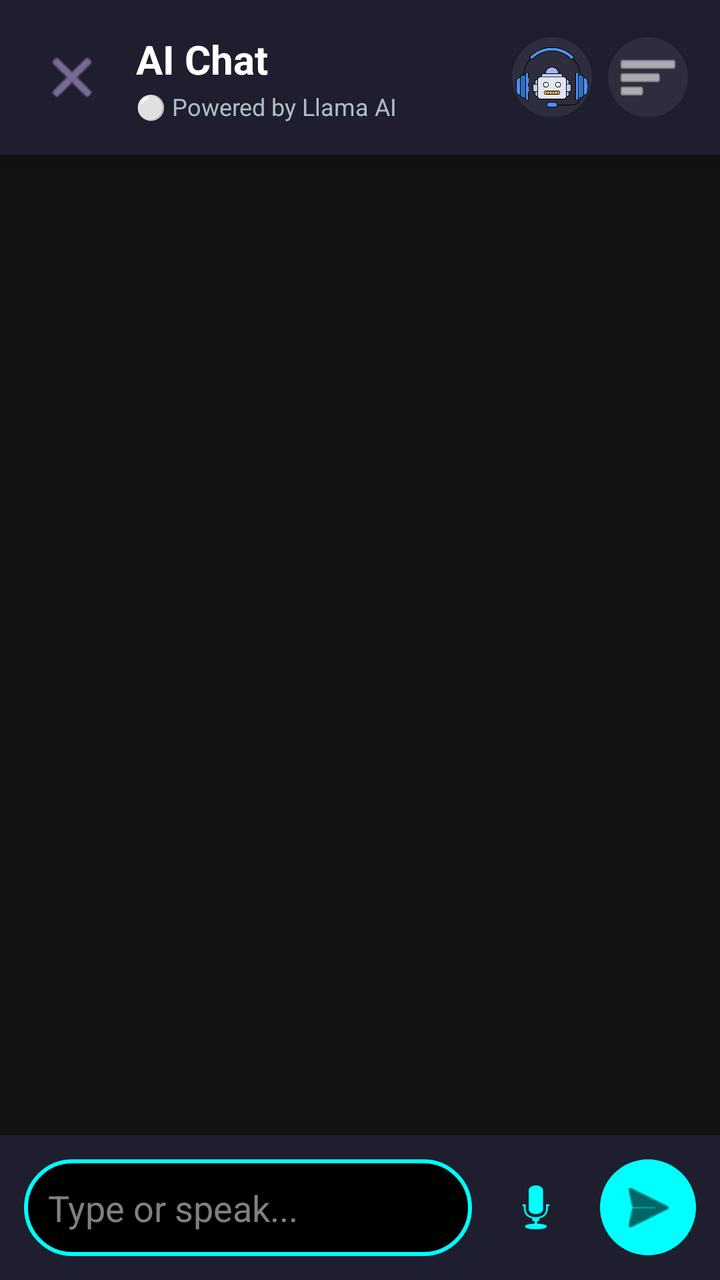
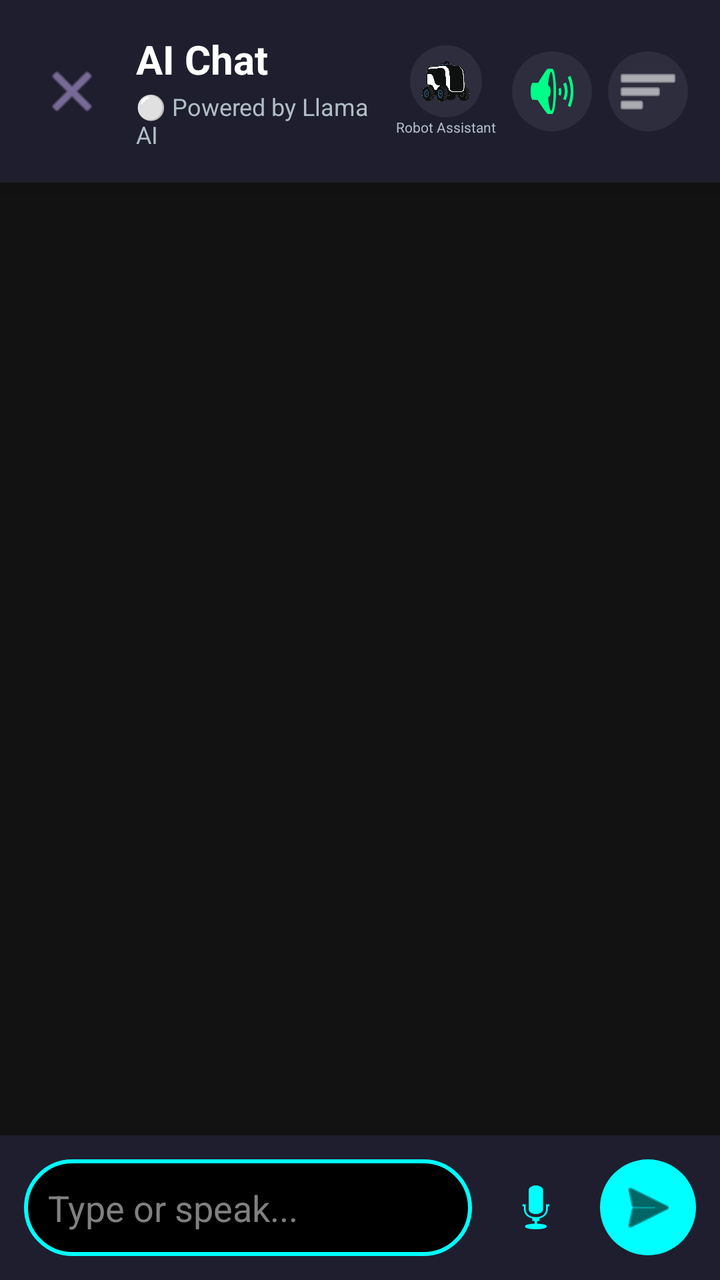

An Android layout rendered at two revisions. The XML below is the earlier revision; the diff shows what the commit changed to produce the second picture.
<!-- AndroidManifest.xml: activity theme Theme.AppCompat.DayNight.NoActionBar -->
<!-- res/layout/activity_chatbot.xml -->
<?xml version="1.0" encoding="utf-8"?>
<androidx.drawerlayout.widget.DrawerLayout
    xmlns:android="http://schemas.android.com/apk/res/android"
    xmlns:app="http://schemas.android.com/apk/res-auto"
    xmlns:tools="http://schemas.android.com/tools"
    android:id="@+id/drawerLayout"
    android:layout_width="match_parent"
    android:layout_height="match_parent"
    tools:context=".ChatbotActivity">

    
    <androidx.constraintlayout.widget.ConstraintLayout
        android:layout_width="match_parent"
        android:layout_height="match_parent"
        android:background="#121212">

        
        <LinearLayout
            android:id="@+id/headerBar"
            android:layout_width="match_parent"
            android:layout_height="wrap_content"
            android:background="#1E1E2E"
            android:orientation="horizontal"
            android:padding="16dp"
            android:gravity="center_vertical"
            android:elevation="8dp"
            app:layout_constraintTop_toTopOf="parent"
            app:layout_constraintStart_toStartOf="parent"
            app:layout_constraintEnd_toEndOf="parent">

            
            <ImageButton
                android:id="@+id/btnBack"
                android:layout_width="40dp"
                android:layout_height="40dp"
                android:background="?attr/selectableItemBackgroundBorderless"
                android:src="@android:drawable/ic_menu_close_clear_cancel"
                android:tint="#B39DDB"
                android:contentDescription="Back button" />

            
            <LinearLayout
                android:layout_width="0dp"
                android:layout_height="wrap_content"
                android:layout_weight="1"
                android:orientation="vertical"
                android:layout_marginStart="12dp">

                <TextView
                    android:id="@+id/txtChatTitle"
                    android:layout_width="wrap_content"
                    android:layout_height="wrap_content"
                    android:text="AI Chat"
                    android:textColor="#FFFFFF"
                    android:textSize="20sp"
                    android:textStyle="bold" />

                <TextView
                    android:id="@+id/txtConnectionStatus"
                    android:layout_width="wrap_content"
                    android:layout_height="wrap_content"
                    android:text="⚪ Powered by Llama AI"
                    android:textColor="#B0BEC5"
                    android:textSize="12sp"
                    android:layout_marginTop="2dp" />
            </LinearLayout>

            
            <ImageButton
                android:id="@+id/btnRobotAssistant"
                android:layout_width="40dp"
                android:layout_height="40dp"
                android:background="@drawable/bg_circle_dark"
                android:src="@mipmap/va_launcher"
                android:scaleType="centerCrop"
                android:layout_marginEnd="8dp"
                android:contentDescription="Robot Assistant" />

            
            <ImageButton
                android:id="@+id/btnHistory"
                android:layout_width="40dp"
                android:layout_height="40dp"
                android:background="@drawable/bg_circle_dark"
                android:src="@android:drawable/ic_menu_sort_by_size"
                android:tint="#FFFFFF"
                android:contentDescription="Chat history" />

        </LinearLayout>

        
        <androidx.recyclerview.widget.RecyclerView
            android:id="@+id/recyclerViewChat"
            android:layout_width="match_parent"
            android:layout_height="0dp"
            android:padding="16dp"
            android:clipToPadding="false"
            android:scrollbars="vertical"
            app:layout_constraintTop_toBottomOf="@id/headerBar"
            app:layout_constraintBottom_toTopOf="@id/inputContainer"
            app:layout_constraintStart_toStartOf="parent"
            app:layout_constraintEnd_toEndOf="parent"
            tools:listitem="@layout/item_bot_message" />

        
        <LinearLayout
            android:id="@+id/inputContainer"
            android:layout_width="match_parent"
            android:layout_height="wrap_content"
            android:background="#1E1E2E"
            android:orientation="horizontal"
            android:padding="12dp"
            android:gravity="center_vertical"
            android:elevation="8dp"
            app:layout_constraintBottom_toBottomOf="parent"
            app:layout_constraintStart_toStartOf="parent"
            app:layout_constraintEnd_toEndOf="parent">

            
            <EditText
                android:id="@+id/editTextMessage"
                android:layout_width="0dp"
                android:layout_height="wrap_content"
                android:layout_weight="1"
                android:background="@drawable/bg_neon_input"
                android:hint="Type or speak..."
                android:textColorHint="#808080"
                android:textColor="#FFFFFF"
                android:padding="12dp"
                android:minHeight="48dp"
                android:maxLines="4"
                android:inputType="textMultiLine|textCapSentences"
                android:imeOptions="actionSend"
                android:layout_marginEnd="8dp" />

            
            <ImageButton
                android:id="@+id/btnMic"
                android:layout_width="48dp"
                android:layout_height="48dp"
                android:src="@android:drawable/ic_btn_speak_now"
                android:background="?attr/selectableItemBackgroundBorderless"
                android:tint="#00FFFF"
                android:contentDescription="Voice input"
                android:layout_marginEnd="8dp" />

            
            <ImageButton
                android:id="@+id/btnSend"
                android:layout_width="48dp"
                android:layout_height="48dp"
                android:src="@android:drawable/ic_menu_send"
                android:background="@drawable/bg_neon_button_cyan"
                android:tint="#000000"
                android:contentDescription="Send message" />

        </LinearLayout>



    </androidx.constraintlayout.widget.ConstraintLayout>

    
    <LinearLayout
        android:id="@+id/drawerContent"
        android:layout_width="280dp"
        android:layout_height="match_parent"
        android:layout_gravity="end"
        android:orientation="vertical"
        android:background="#1E1E2E"
        android:padding="16dp">

        
        <LinearLayout
            android:layout_width="match_parent"
            android:layout_height="wrap_content"
            android:orientation="horizontal"
            android:gravity="center_vertical"
            android:layout_marginBottom="16dp">

            <TextView
                android:layout_width="0dp"
                android:layout_height="wrap_content"
                android:layout_weight="1"
                android:text="💬 Chat History"
                android:textColor="#FFFFFF"
                android:textSize="18sp"
                android:textStyle="bold" />

            
            <ImageButton
                android:id="@+id/btnNewChat"
                android:layout_width="36dp"
                android:layout_height="36dp"
                android:background="@drawable/bg_neon_button_cyan"
                android:src="@android:drawable/ic_input_add"
                android:scaleType="centerInside"
                android:padding="8dp"
                android:tint="#000000"
                android:contentDescription="New chat" />

        </LinearLayout>

        
        <androidx.recyclerview.widget.RecyclerView
            android:id="@+id/recyclerViewHistory"
            android:layout_width="match_parent"
            android:layout_height="0dp"
            android:layout_weight="1" />

        
        <Button
            android:id="@+id/btnClearHistory"
            android:layout_width="match_parent"
            android:layout_height="wrap_content"
            android:text="🗑️ Clear All"
            android:textColor="#00FFFF"
            android:backgroundTint="#2D2D3D"
            android:layout_marginTop="16dp" />

    </LinearLayout>

</androidx.drawerlayout.widget.DrawerLayout>
<!-- res/layout/item_bot_message.xml (included above) -->
<?xml version="1.0" encoding="utf-8"?>
<LinearLayout xmlns:android="http://schemas.android.com/apk/res/android"
    android:layout_width="match_parent"
    android:layout_height="wrap_content"
    android:orientation="horizontal"
    android:gravity="start"
    android:padding="8dp">

    
    <ImageView
        android:layout_width="36dp"
        android:layout_height="36dp"
        android:src="@drawable/ic_robot"
        android:padding="4dp"
        android:background="@drawable/bg_circle_dark"
        android:layout_marginEnd="8dp" 
        android:contentDescription="Bot Icon"/>

    
    <LinearLayout
        android:layout_width="wrap_content"
        android:layout_height="wrap_content"
        android:layout_marginEnd="48dp"
        android:background="@drawable/bg_neon_bot"
        android:orientation="vertical"
        android:padding="12dp"
        android:elevation="2dp">
        android:orientation="vertical"
        android:padding="12dp"
        android:elevation="2dp">

        
        <TextView
            android:id="@+id/textBotMessage"
            android:layout_width="wrap_content"
            android:layout_height="wrap_content"
            android:text="Bot message here"
            android:textColor="#FFFFFF"
            android:textSize="15sp"
            android:lineSpacingExtra="2dp"
            android:maxWidth="280dp" />

        
        <TextView
            android:id="@+id/textBotTime"
            android:layout_width="wrap_content"
            android:layout_height="wrap_content"
            android:text="12:30 PM"
            android:textColor="#B39DDB"
            android:textSize="10sp"
            android:layout_marginTop="4dp"
            android:gravity="start" />

    </LinearLayout>

</LinearLayout>
<!-- resources referenced by this layout -->
<resources>
  <!-- drawable bg_circle_dark (drawable) -->
  <?xml version="1.0" encoding="utf-8"?>
  <shape xmlns:android="http://schemas.android.com/apk/res/android"
      android:shape="oval">
      <solid android:color="#2D2D3D" />
      <size android:width="40dp" android:height="40dp" />
  </shape>
  <!-- drawable bg_neon_bot (drawable) -->
  <?xml version="1.0" encoding="utf-8"?>
  <shape xmlns:android="http://schemas.android.com/apk/res/android"
      android:shape="rectangle">
      <solid android:color="#1E1E1E" />
      <stroke
          android:width="2dp"
          android:color="#FF0066" />
      <corners
          android:topLeftRadius="16dp"
          android:topRightRadius="16dp"
          android:bottomRightRadius="16dp"
          android:bottomLeftRadius="4dp" />
      <padding
          android:left="12dp"
          android:top="8dp"
          android:right="12dp"
          android:bottom="8dp" />
  </shape>
  <!-- drawable bg_neon_button_cyan (drawable) -->
  <?xml version="1.0" encoding="utf-8"?>
  <shape xmlns:android="http://schemas.android.com/apk/res/android"
      android:shape="oval">
      <solid android:color="#00FFFF" />
      <stroke
          android:width="0dp"
          android:color="#00000000" />
  </shape>
  <!-- drawable bg_neon_input (drawable) -->
  <?xml version="1.0" encoding="utf-8"?>
  <shape xmlns:android="http://schemas.android.com/apk/res/android"
      android:shape="rectangle">
      <solid android:color="#000000" />
      <stroke
          android:width="2dp"
          android:color="#00FFFF" />
      <corners android:radius="24dp" />
      <padding
          android:left="16dp"
          android:top="12dp"
          android:right="16dp"
          android:bottom="12dp" />
  </shape>
  <!-- drawable ic_robot (drawable) -->
  <?xml version="1.0" encoding="utf-8"?>
  <vector xmlns:android="http://schemas.android.com/apk/res/android"
      android:width="40dp"
      android:height="40dp"
      android:viewportWidth="24"
      android:viewportHeight="24">
      
      
      <path
          android:fillColor="#E91E63"
          android:pathData="M5,9h14v10c0,1.1 -0.9,2 -2,2H7c-1.1,0 -2,-0.9 -2,-2V9z"/>
      
      <path
          android:fillColor="#E91E63"
          android:pathData="M11,5h2v4h-2V5z"/>
      <path
          android:fillColor="#E91E63"
          android:pathData="M12,3a2,2 0,1 1,0 4,2 2,0 0,1 0,-4z"/>
      
      <path
          android:fillColor="#1A1A1A"
          android:pathData="M8,13a1.5,1.5 0,1 1,0 3,1.5 1.5,0 0,1 0,-3z"/>
      <path
          android:fillColor="#1A1A1A"
          android:pathData="M16,13a1.5,1.5 0,1 1,0 3,1.5 1.5,0 0,1 0,-3z"/>
  </vector>
  <!-- mipmap va_launcher: png bitmap (mipmap-hdpi, 28007 bytes) -->
</resources>

<!-- the commit's change to res/layout/activity_chatbot.xml (unified diff, before → after) -->
@@ -66,15 +66,41 @@
             </LinearLayout>
 
             
-            <ImageButton
-                android:id="@+id/btnRobotAssistant"
+            <LinearLayout
+                android:layout_width="wrap_content"
+                android:layout_height="wrap_content"
+                android:orientation="vertical"
+                android:gravity="center"
+                android:layout_marginEnd="8dp">
+
+                <ImageButton
+                    android:id="@+id/btnRobotAssistant"
+                    android:layout_width="36dp"
+                    android:layout_height="36dp"
+                    android:background="@drawable/bg_circle_dark"
+                    android:src="@drawable/robot_logo"
+                    android:scaleType="centerCrop"
+                    android:contentDescription="Robot Assistant" />
+
+                <TextView
+                    android:layout_width="wrap_content"
+                    android:layout_height="wrap_content"
+                    android:text="Robot Assistant"
+                    android:textColor="#B0BEC5"
+                    android:textSize="7sp" />
+
+            </LinearLayout>
+
+            
+            <ImageButton
+                android:id="@+id/btnVoiceToggle"
                 android:layout_width="40dp"
                 android:layout_height="40dp"
                 android:background="@drawable/bg_circle_dark"
-                android:src="@mipmap/va_launcher"
-                android:scaleType="centerCrop"
+                android:src="@android:drawable/ic_lock_silent_mode_off"
+                android:tint="#00FF88"
                 android:layout_marginEnd="8dp"
-                android:contentDescription="Robot Assistant" />
+                android:contentDescription="Toggle voice" />
 
             
             <ImageButton
<!-- resource entries referenced after the edit -->
@@ -77,6 +77,6 @@
           android:fillColor="#1A1A1A"
           android:pathData="M16,13a1.5,1.5 0,1 1,0 3,1.5 1.5,0 0,1 0,-3z"/>
   </vector>
-  <!-- mipmap va_launcher: png bitmap (mipmap-hdpi, 28007 bytes) -->
+  <!-- drawable robot_logo: png bitmap (drawable, 651300 bytes) -->
 </resources>
 
